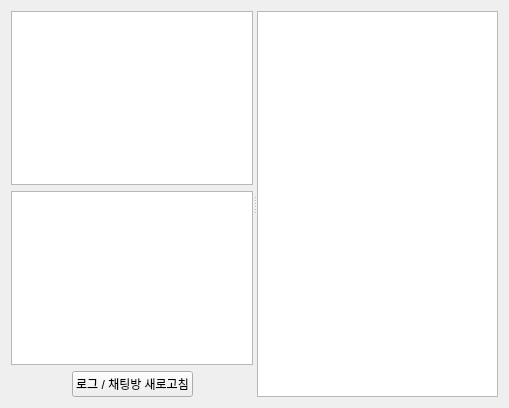
First picture: the form in ui/chatroomui.ui, repository didwnsgur999/Trpg_Table_Server, before the edit.
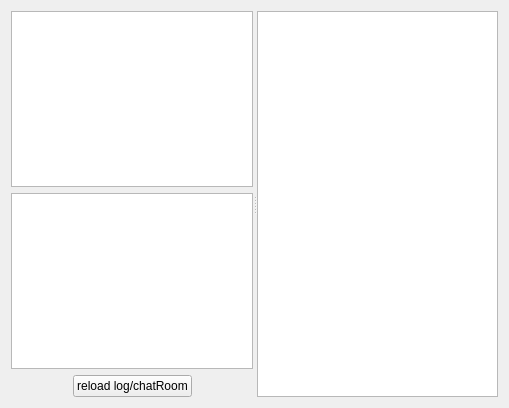
Second picture: the form after the edit.

What changed in the file:
```diff
--- a/ui/chatroomui.ui
+++ b/ui/chatroomui.ui
@@ -45,7 +45,7 @@
          <item>
           <widget class="QPushButton" name="LogLoadButton">
            <property name="text">
-            <string>로그 / 채팅방 새로고침</string>
+            <string>reload log/chatRoom</string>
            </property>
           </widget>
          </item>
```
